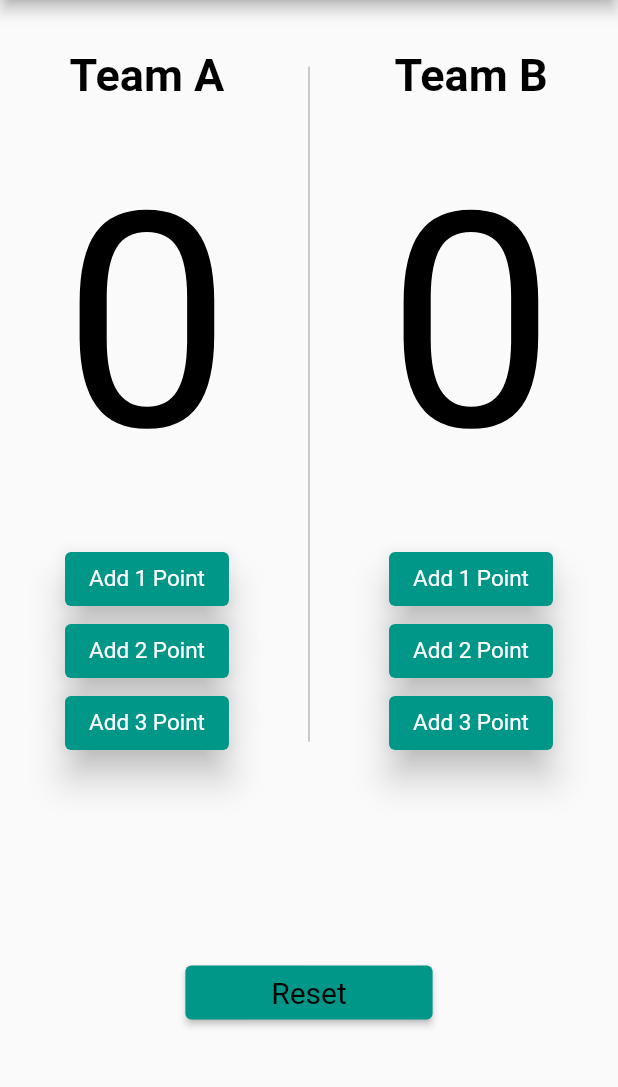
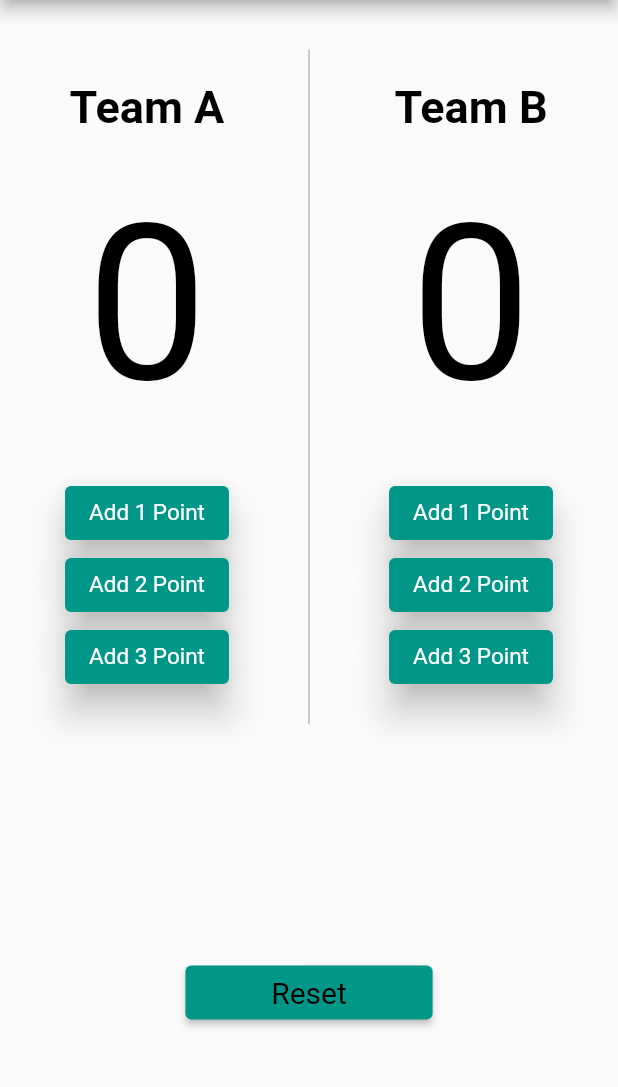
Before and after one commit to SalahAbido/team-pointr-counter, a Flutter app: the screen it shows after launch, on a phone screen of 412 x 824 dp, the part 84-1171 px from its top. Run offline on Flutter 3.47's test engine with Material 2 defaults, Android fonts, the phone set to English and light mode, and no system bars.

Commit message:
last version

```diff
--- a/lib/home_page.dart
+++ b/lib/home_page.dart
@@ -49,7 +49,7 @@ class MyHomePage extends StatelessWidget {
               ],
             ),
             ElevatedButton(
-                onPressed: () => Provider.of<MyProvider>(context,listen: false).resetCounter(),
+                onPressed: () => context.read<MyProvider>().resetCounter(),
                 style: ButtonStyle(
                     fixedSize: MaterialStatePropertyAll(
                         Size.fromWidth(size.width * 0.4)),
--- a/lib/main.dart
+++ b/lib/main.dart
@@ -26,7 +26,7 @@ class MyApp extends StatelessWidget {
             headline1: TextStyle(
                 fontWeight: FontWeight.normal,
                 color: Colors.black,
-                fontSize: 200.0),
+                fontSize: 100.0),
             bodyText1: TextStyle(
                 fontWeight: FontWeight.normal,
                 color: Colors.white,
--- a/lib/widgets/column.dart
+++ b/lib/widgets/column.dart
@@ -17,6 +17,7 @@ class TeamColumn extends StatelessWidget {
 
   @override
   Widget build(BuildContext context) {
+    var size=MediaQuery.of(context).size;
     return Column(
       children: [
         Text(
@@ -27,7 +28,9 @@ class TeamColumn extends StatelessWidget {
           padding: const EdgeInsets.symmetric(vertical: 30.0),
           child: Text(
             "${Name == "A" ? context.watch<MyProvider>().counterA : context.watch<MyProvider>().counterB}",
-            style: Theme.of(context).textTheme.headline1,
+            style: TextStyle(
+              color: Colors.black,fontWeight: FontWeight.normal,fontSize: size.width*0.35
+            ),
           ),
         ),
         Button(
```
